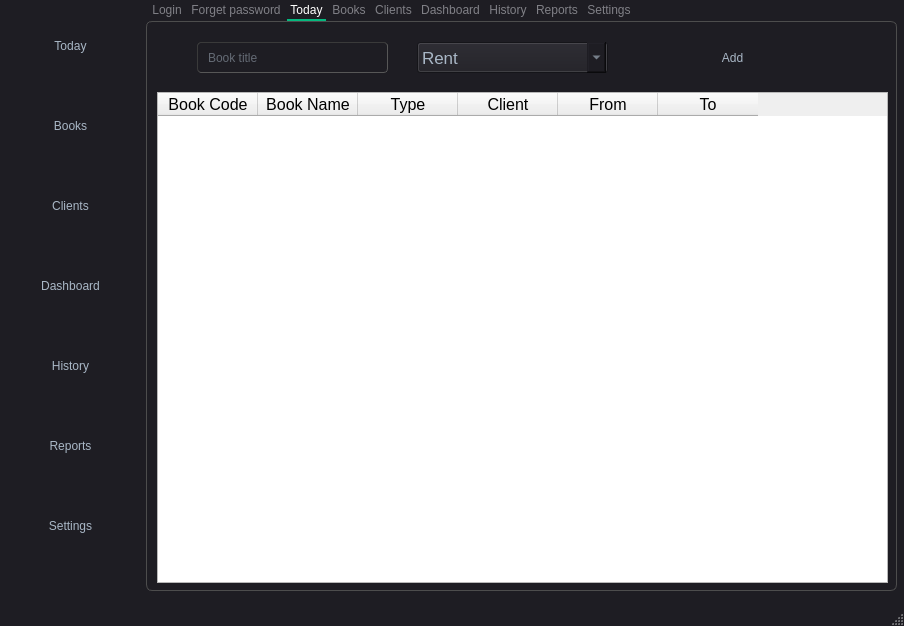
Above: main.ui from AlwaleedAlroomi/Library-app-Python before the change. Below: the same form after it.
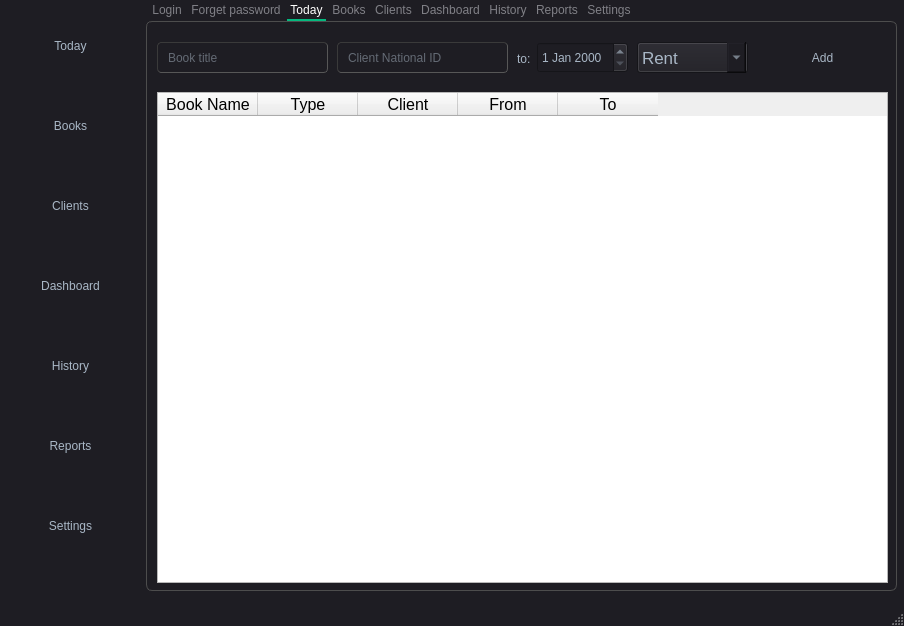
That is the form after the change. The open tabs and pages were chosen to show the change. Icons and pictures are not drawn.

Commit message: Today work, Delete book and client

What changed in the file:
```diff
--- a/main.ui
+++ b/main.ui
@@ -658,9 +658,9 @@
      <widget class="QComboBox" name="comboBox">
       <property name="geometry">
        <rect>
-        <x>270</x>
+        <x>490</x>
         <y>20</y>
-        <width>191</width>
+        <width>111</width>
         <height>31</height>
        </rect>
       </property>
@@ -683,9 +683,9 @@
      <widget class="QPushButton" name="pushButton_8">
       <property name="geometry">
        <rect>
-        <x>490</x>
+        <x>610</x>
         <y>20</y>
-        <width>191</width>
+        <width>131</width>
         <height>31</height>
        </rect>
       </property>
@@ -702,19 +702,6 @@
         <height>491</height>
        </rect>
       </property>
-      <column>
-       <property name="text">
-        <string>Book Code</string>
-       </property>
-       <property name="font">
-        <font>
-         <pointsize>12</pointsize>
-        </font>
-       </property>
-       <property name="textAlignment">
-        <set>AlignCenter</set>
-       </property>
-      </column>
       <column>
        <property name="text">
         <string>Book Name</string>
@@ -784,19 +771,22 @@
      <widget class="QLineEdit" name="lineEdit_38">
       <property name="geometry">
        <rect>
-        <x>50</x>
+        <x>190</x>
         <y>20</y>
-        <width>191</width>
-        <height>21</height>
+        <width>171</width>
+        <height>31</height>
        </rect>
       </property>
+      <property name="placeholderText">
+       <string>Client National ID</string>
+      </property>
      </widget>
      <widget class="QLineEdit" name="lineEdit_39">
       <property name="geometry">
        <rect>
-        <x>50</x>
+        <x>10</x>
         <y>20</y>
-        <width>191</width>
+        <width>171</width>
         <height>31</height>
        </rect>
       </property>
@@ -804,6 +794,29 @@
        <string>Book title</string>
       </property>
      </widget>
+     <widget class="QLabel" name="label_7">
+      <property name="geometry">
+       <rect>
+        <x>370</x>
+        <y>26</y>
+        <width>67</width>
+        <height>21</height>
+       </rect>
+      </property>
+      <property name="text">
+       <string>to:</string>
+      </property>
+     </widget>
+     <widget class="QDateEdit" name="dateEdit_6">
+      <property name="geometry">
+       <rect>
+        <x>390</x>
+        <y>20</y>
+        <width>91</width>
+        <height>31</height>
+       </rect>
+      </property>
+     </widget>
      <zorder>pushButton_8</zorder>
      <zorder>tableWidget</zorder>
      <zorder>comboBox</zorder>
```
Left out of the diff: 6 changed lines with no effect on the pictures. The commit also changes 1 other file.
